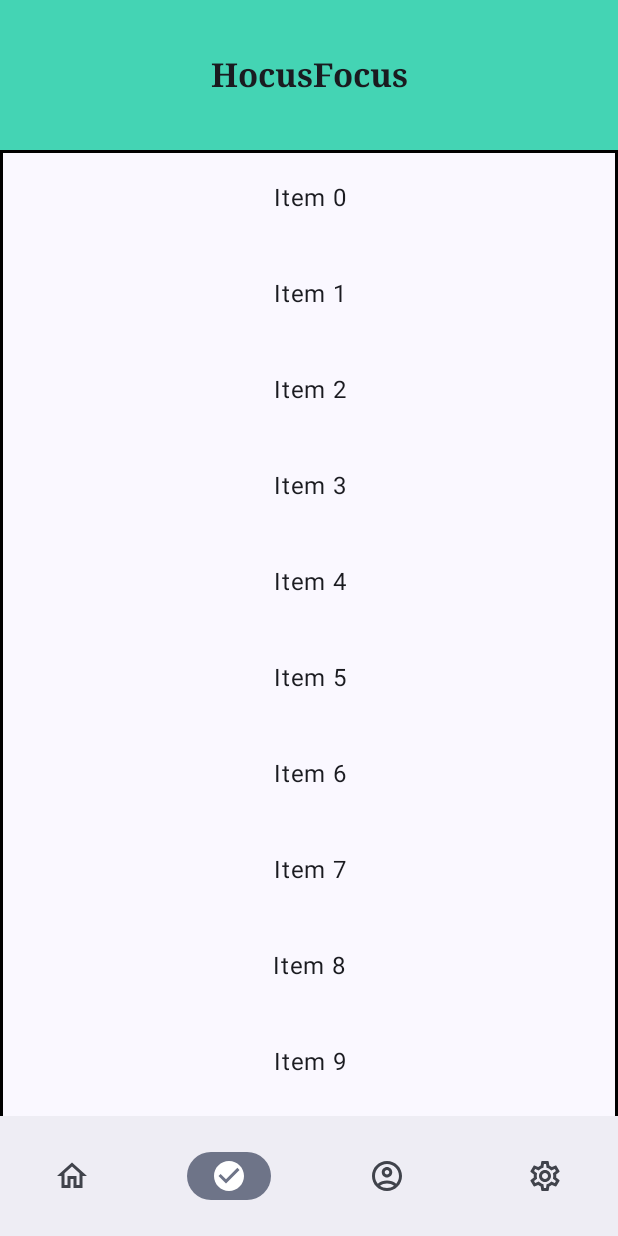
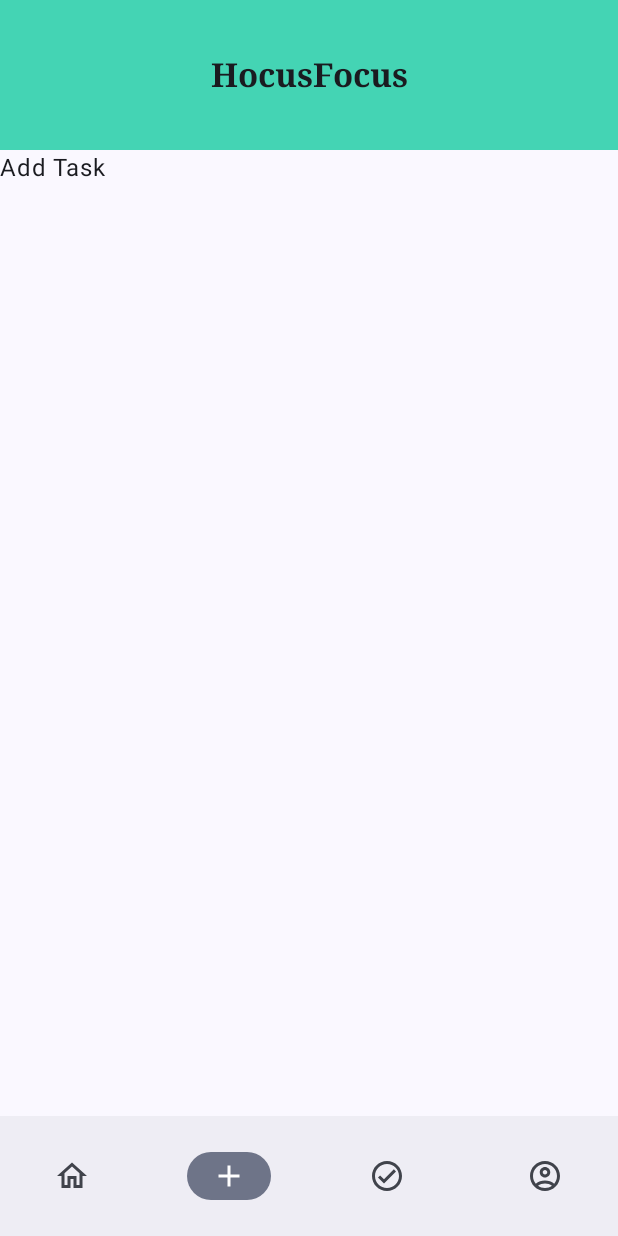
Before and after one commit to RalphM-02/HocusFocus, an Android app built with Jetpack Compose: the screen it shows after launch (MainActivity), item 2 of the bottom bar chosen, on a phone screen of 412 x 824 dp. Run offline under Robolectric (Android 15) with nearby library versions, the phone set to English and light mode, and no system bars; libraries missing offline, so code that uses them is left out: com.jakewharton.threetenabp; 1 statement that could not run was skipped.

Commit message:
Added navigation for add task form

```diff
--- /dev/null
+++ b/app/src/main/java/com/mobdeve/s12/marquezgavanmaloles/mco/AddTaskScreen.kt
@@ -0,0 +1,12 @@
+package com.mobdeve.s12.marquezgavanmaloles.mco
+
+import androidx.compose.foundation.layout.Row
+import androidx.compose.material3.Text
+import androidx.compose.runtime.Composable
+
+@Composable
+fun AddTask(){
+    Row{
+        Text(text = "Add Task")
+    }
+}
--- a/app/src/main/java/com/mobdeve/s12/marquezgavanmaloles/mco/HomeScreen.kt
+++ b/app/src/main/java/com/mobdeve/s12/marquezgavanmaloles/mco/HomeScreen.kt
@@ -1,55 +1,21 @@
 package com.mobdeve.s12.marquezgavanmaloles.mco
 
-import android.content.ClipDescription
-import android.content.Context
-import android.os.Build
 import androidx.compose.foundation.BorderStroke
-import androidx.compose.foundation.ExperimentalFoundationApi
-import androidx.compose.foundation.background
 import androidx.compose.foundation.border
-import androidx.compose.foundation.layout.Arrangement
-import androidx.compose.foundation.layout.Column
 import androidx.compose.foundation.layout.Row
-import androidx.compose.foundation.layout.Spacer
-import androidx.compose.foundation.layout.absoluteOffset
 import androidx.compose.foundation.layout.fillMaxWidth
 import androidx.compose.foundation.layout.height
 import androidx.compose.foundation.layout.padding
-import androidx.compose.foundation.layout.width
 import androidx.compose.foundation.lazy.LazyColumn
-import androidx.compose.foundation.pager.HorizontalPager
-import androidx.compose.foundation.pager.rememberPagerState
-import androidx.compose.foundation.rememberScrollState
-import androidx.compose.foundation.shape.RoundedCornerShape
-import androidx.compose.foundation.verticalScroll
-import androidx.compose.material.icons.Icons
-import androidx.compose.material.icons.filled.Add
-import androidx.compose.material.icons.filled.DateRange
-import androidx.compose.material3.Button
-import androidx.compose.material3.Card
-import androidx.compose.material3.ExperimentalMaterial3Api
-import androidx.compose.material3.ExtendedFloatingActionButton
-import androidx.compose.material3.Icon
-import androidx.compose.material3.MaterialTheme
-import androidx.compose.material3.SmallFloatingActionButton
-import androidx.compose.material3.Snackbar
 import androidx.compose.material3.Surface
 import androidx.compose.material3.Text
-import androidx.compose.material3.TextField
 import androidx.compose.runtime.Composable
-import androidx.compose.runtime.getValue
-import androidx.compose.runtime.mutableStateListOf
-import androidx.compose.runtime.mutableStateOf
-import androidx.compose.runtime.remember
-import androidx.compose.runtime.setValue
-import androidx.compose.ui.Alignment
 import androidx.compose.ui.Modifier
 import androidx.compose.ui.graphics.Color
 import androidx.compose.ui.graphics.vector.ImageVector
 import androidx.compose.ui.text.style.TextAlign
 import androidx.compose.ui.tooling.preview.Preview
 import androidx.compose.ui.unit.dp
-import com.mobdeve.s12.marquezgavanmaloles.mco.ui.theme.darkGray
 
 
 data class BottomNavigationItem(
@@ -66,11 +32,6 @@ fun Home(){
                 Text(text = "Item $it", modifier = Modifier.fillMaxWidth().padding(vertical = 20.dp), textAlign = TextAlign.Center)
             }
         }
-        SmallFloatingActionButton(
-            onClick = { /*TODO*/ }
-        ) {
-            Icon(Icons.Filled.Add, contentDescription = "Add")
-        }
     }
 }
 
--- a/app/src/main/java/com/mobdeve/s12/marquezgavanmaloles/mco/MainActivity.kt
+++ b/app/src/main/java/com/mobdeve/s12/marquezgavanmaloles/mco/MainActivity.kt
@@ -6,27 +6,22 @@ import android.os.Bundle
 import androidx.activity.ComponentActivity
 import androidx.activity.compose.setContent
 import androidx.annotation.RequiresApi
-import androidx.compose.foundation.Image
 import androidx.compose.foundation.background
 import androidx.compose.foundation.layout.Arrangement
 import androidx.compose.foundation.layout.Column
 import androidx.compose.foundation.layout.Row
-import androidx.compose.foundation.layout.Spacer
 import androidx.compose.foundation.layout.fillMaxSize
 import androidx.compose.foundation.layout.fillMaxWidth
 import androidx.compose.foundation.layout.height
-import androidx.compose.foundation.layout.padding
 import androidx.compose.material.icons.Icons
 import androidx.compose.material.icons.filled.AccountCircle
+import androidx.compose.material.icons.filled.Add
 import androidx.compose.material.icons.filled.CheckCircle
 import androidx.compose.material.icons.filled.Home
-import androidx.compose.material.icons.filled.Settings
 import androidx.compose.material.icons.outlined.AccountCircle
+import androidx.compose.material.icons.outlined.Add
 import androidx.compose.material.icons.outlined.CheckCircle
 import androidx.compose.material.icons.outlined.Home
-import androidx.compose.material.icons.outlined.Settings
-import androidx.compose.material3.BottomAppBar
-import androidx.compose.material3.ExperimentalMaterial3Api
 import androidx.compose.material3.Icon
 import androidx.compose.material3.MaterialTheme
 import androidx.compose.material3.NavigationBar
@@ -34,8 +29,6 @@ import androidx.compose.material3.NavigationBarItem
 import androidx.compose.material3.Scaffold
 import androidx.compose.material3.Surface
 import androidx.compose.material3.Text
-import androidx.compose.material3.TopAppBar
-import androidx.compose.material3.TopAppBarDefaults
 import androidx.compose.runtime.Composable
 import androidx.compose.runtime.getValue
 import androidx.compose.runtime.mutableIntStateOf
@@ -43,16 +36,15 @@ import androidx.compose.runtime.saveable.rememberSaveable
 import androidx.compose.runtime.setValue
 import androidx.compose.ui.Alignment
 import androidx.compose.ui.Modifier
-import androidx.compose.ui.graphics.Color
-import androidx.compose.ui.tooling.preview.Preview
 import androidx.compose.ui.unit.dp
+import androidx.navigation.NavController
+import androidx.navigation.NavHostController
 import androidx.navigation.compose.NavHost
 import androidx.navigation.compose.composable
 import androidx.navigation.compose.rememberNavController
 import com.jakewharton.threetenabp.AndroidThreeTen
 import com.mobdeve.s12.marquezgavanmaloles.mco.ui.theme.MCOTheme
 import com.mobdeve.s12.marquezgavanmaloles.mco.ui.theme.lightGreen
-import com.mobdeve.s12.marquezgavanmaloles.mco.ui.theme.midtoneGray
 
 class MainActivity : ComponentActivity() {
     @RequiresApi(Build.VERSION_CODES.O)
@@ -61,6 +53,7 @@ class MainActivity : ComponentActivity() {
         super.onCreate(savedInstanceState)
         AndroidThreeTen.init(this)
         setContent {
+            val navController = rememberNavController()
             MCOTheme {
                 // A surface container using the 'background' color from the theme
                 Surface(
@@ -74,6 +67,11 @@ class MainActivity : ComponentActivity() {
                             unselectedIcon = Icons.Outlined.Home,
                         ),
                         BottomNavigationItem(
+                            title = "Add Task",
+                            selectedIcon = Icons.Filled.Add,
+                            unselectedIcon = Icons.Outlined.Add,
+                        ),
+                        BottomNavigationItem(
                             title = "Rewards",
                             selectedIcon = Icons.Filled.CheckCircle,
                             unselectedIcon = Icons.Outlined.CheckCircle,
@@ -82,11 +80,6 @@ class MainActivity : ComponentActivity() {
                             title = "Profile",
                             selectedIcon = Icons.Filled.AccountCircle,
                             unselectedIcon = Icons.Outlined.AccountCircle,
-                        ),
-                        BottomNavigationItem(
-                            title = "Settings",
-                            selectedIcon = Icons.Filled.Settings,
-                            unselectedIcon = Icons.Outlined.Settings,
                         )
                     )
                     var selectedItemIndex by rememberSaveable {
@@ -100,7 +93,7 @@ class MainActivity : ComponentActivity() {
                                         selected = selectedItemIndex == index,
                                         onClick = {
                                             selectedItemIndex = index
-                                            // TODO: Navigate to page
+                                            navController.navigate(getRouteForIndex(selectedItemIndex))
                                         },
                                         icon = {
                                             Icon(
@@ -127,7 +120,8 @@ class MainActivity : ComponentActivity() {
                             Row(modifier = Modifier
                                 .fillMaxWidth()
                             ){
-                                Main()
+
+                                Main(navController)
                             }
                         }
                     }
@@ -137,14 +131,22 @@ class MainActivity : ComponentActivity() {
     }
 }
 
+fun getRouteForIndex(index: Int): String{
+    return when(index){
+        0 -> Routes.HOME_SCREEN
+        1 -> Routes.ADD_TASK
+        2 -> Routes.WELCOME_SCREEN
+        3 -> Routes.PROFILE_SCREEN
+        else -> Routes.HOME_SCREEN
+    }
+}
+
 @RequiresApi(Build.VERSION_CODES.O)
 @Composable
-fun Main(){
-    val navController = rememberNavController()
-
+fun Main(navController: NavHostController){
     NavHost(navController = navController, startDestination = Routes.HOME_SCREEN) {
         composable(Routes.WELCOME_SCREEN) { Welcome( /* ... */ ) }
         composable(Routes.HOME_SCREEN) { Home( /* ... */ ) }
+        composable(Routes.ADD_TASK) { AddTask() }
     }
-
 }
--- a/app/src/main/java/com/mobdeve/s12/marquezgavanmaloles/mco/Routes.kt
+++ b/app/src/main/java/com/mobdeve/s12/marquezgavanmaloles/mco/Routes.kt
@@ -3,4 +3,6 @@ package com.mobdeve.s12.marquezgavanmaloles.mco
 object Routes {
     const val WELCOME_SCREEN = "WELCOME_SCREEN"
     const val HOME_SCREEN = "HOME_SCREEN"
+    const val ADD_TASK = "ADD_TASK"
+    const val PROFILE_SCREEN = "PROFILE_SCREEN"
 }
```
Also changed, not shown: app/src/main/java/com/mobdeve/s12/marquezgavanmaloles/mco/Task.kt (deleted, +0 -14 lines).
